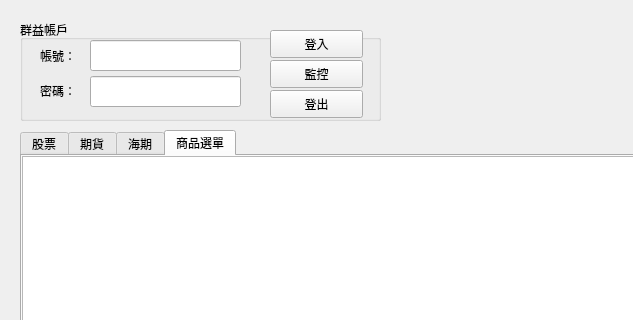
Before: the Qt Designer form window.ui in linashgit/CapitalSpeaker, drawn with Qt 5; both pictures show x 0 to 633 and y 0 to 320 of the 1061 by 754 pixel window.
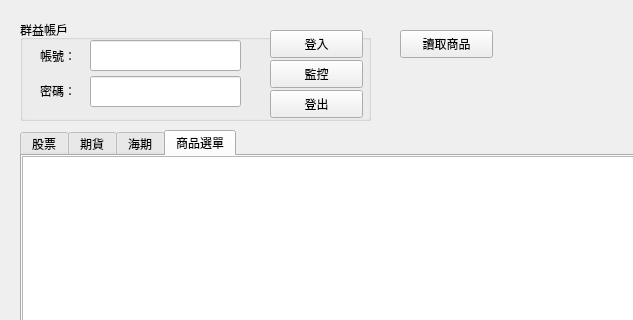
After: the same form once the commit is applied.

Commit message: modified window ,add bokeh and loaddata class

The edit to the form file:
```diff
--- a/window.ui
+++ b/window.ui
@@ -24,7 +24,7 @@
     <rect>
      <x>20</x>
      <y>20</y>
-     <width>361</width>
+     <width>351</width>
      <height>101</height>
     </rect>
    </property>
@@ -245,6 +245,19 @@
     </widget>
    </widget>
   </widget>
+  <widget class="QPushButton" name="pushButton_LoadStocks">
+   <property name="geometry">
+    <rect>
+     <x>400</x>
+     <y>30</y>
+     <width>93</width>
+     <height>28</height>
+    </rect>
+   </property>
+   <property name="text">
+    <string>讀取商品</string>
+   </property>
+  </widget>
  </widget>
  <resources/>
  <connections/>
```
Left out of the diff: 2 changed lines with no effect on the pictures. The commit also changes 11 other files.
